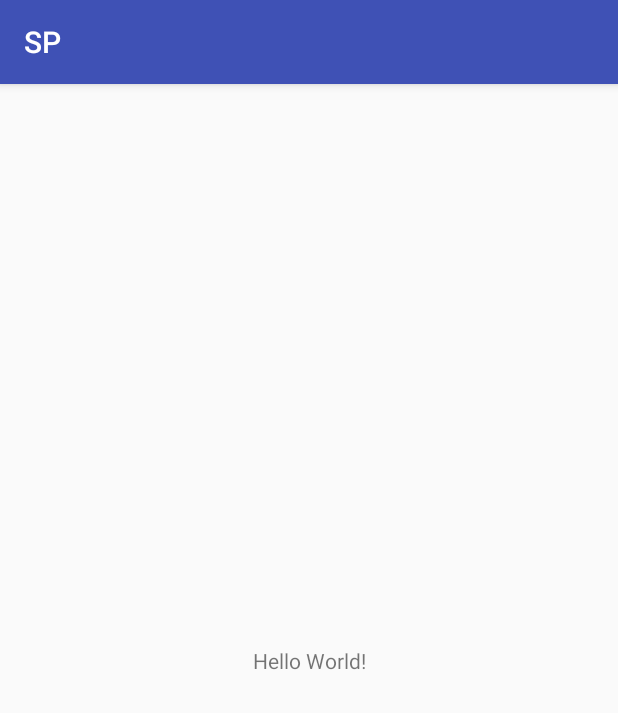
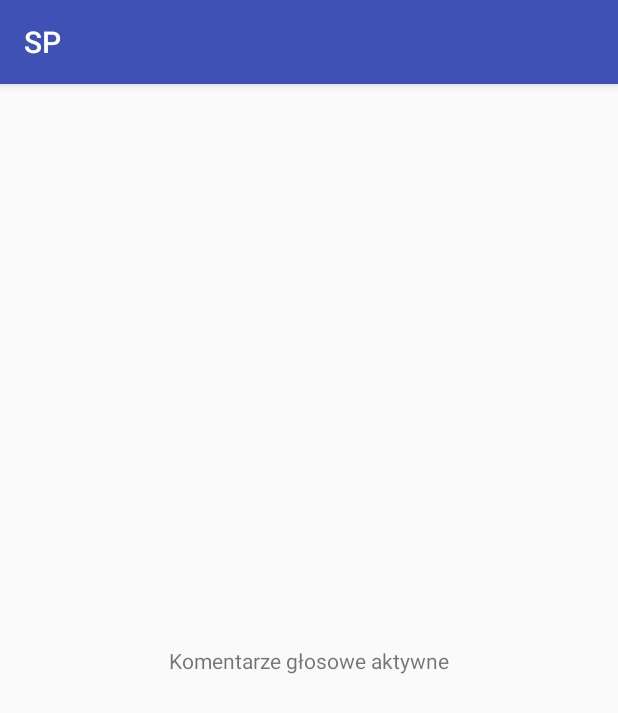
Before and after one commit to michalperlak/sp, an Android app: the screen it shows after launch (MainActivity), on a phone screen of 412 x 824 dp. Shown: the top 713 px of the screen. Run offline under Robolectric (Android 15) with nearby library versions, the phone set to English and light mode, and no system bars.

Commit message:
Change label text

```diff
--- a/android/app/src/main/res/layout/activity_main.xml
+++ b/android/app/src/main/res/layout/activity_main.xml
@@ -9,7 +9,7 @@
     <TextView
         android:layout_width="wrap_content"
         android:layout_height="wrap_content"
-        android:text="Hello World!"
+        android:text="Komentarze głosowe aktywne"
         app:layout_constraintBottom_toBottomOf="parent"
         app:layout_constraintLeft_toLeftOf="parent"
         app:layout_constraintRight_toRightOf="parent"
```
